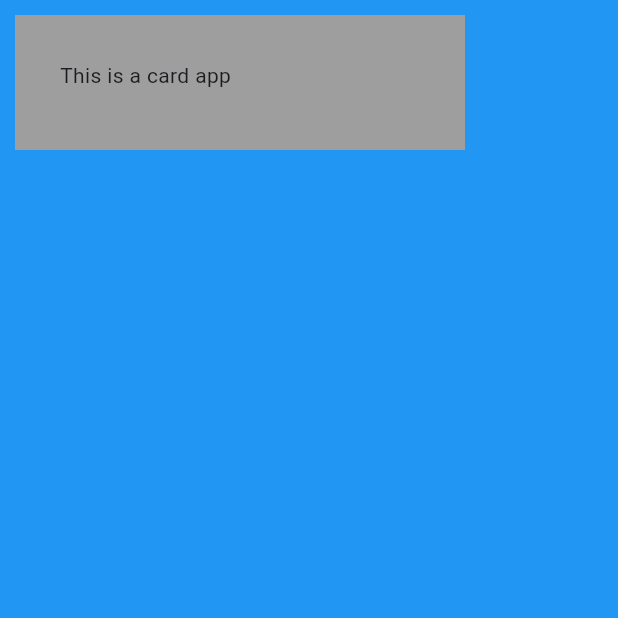
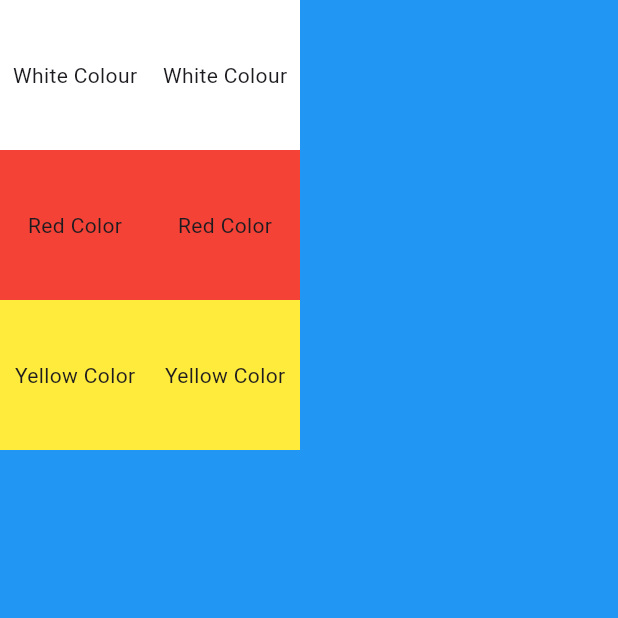
Before and after one commit to TechWithKen/Relearn, a Flutter app: the screen it shows after launch, on a phone screen of 412 x 824 dp, the top half of it. Run offline on Flutter 3.47's test engine with Material 3 defaults, Android fonts, the phone set to English and light mode, and no system bars.

Commit message:
Worked on the column and row property of the containers built to make it better

```diff
--- a/relearning/lib/main.dart
+++ b/relearning/lib/main.dart
@@ -13,13 +13,54 @@ class MyCardApp extends StatelessWidget {
       home: Scaffold(
         backgroundColor: Colors.blue,
         body: SafeArea(
-          child: Container(
-              height: 90.0,
-              width: 300.0,
-              margin: EdgeInsets.all(10.0),
-              padding: EdgeInsets.all(30.0),
-              child: Text("This is a card app"),
-              color: Colors.grey),
+          child: Row(
+            children: [
+              Column(
+                children: [
+                  Container(
+                    width: 100.0,
+                    height: 100.0,
+                    color: Colors.white,
+                    child: Center(child: Text("White Colour")),
+                  ),
+                  Container(
+                    width: 100.0,
+                    height: 100.0,
+                    color: Colors.red,
+                    child: Center(child: Text("Red Color")),
+                  ),
+                  Container(
+                    width: 100.0,
+                    height: 100.0,
+                    color: Colors.yellow,
+                    child: Center(child: Text("Yellow Color")),
+                  ),
+                ],
+              ),
+              Column(
+                children: [
+                  Container(
+                    width: 100.0,
+                    height: 100.0,
+                    color: Colors.white,
+                    child: Center(child: Text("White Colour")),
+                  ),
+                  Container(
+                    width: 100.0,
+                    height: 100.0,
+                    color: Colors.red,
+                    child: Center(child: Text("Red Color")),
+                  ),
+                  Container(
+                    width: 100.0,
+                    height: 100.0,
+                    color: Colors.yellow,
+                    child: Center(child: Text("Yellow Color")),
+                  ),
+                ],
+              ),
+            ],
+          ),
         ),
       ),
     );
```
